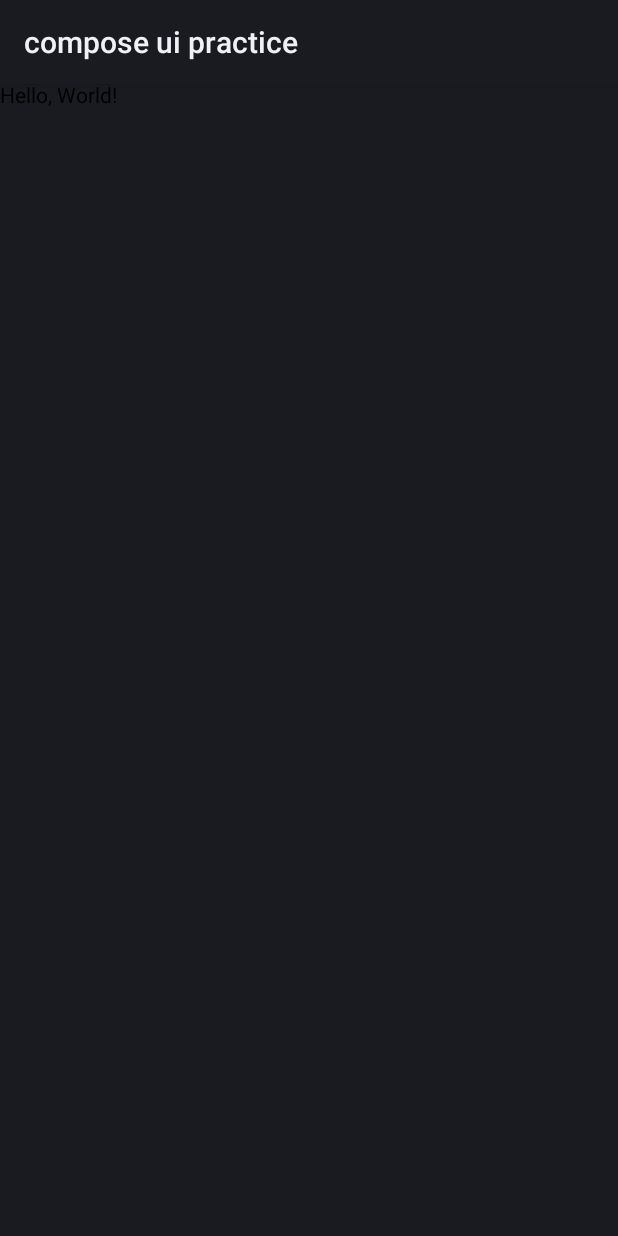
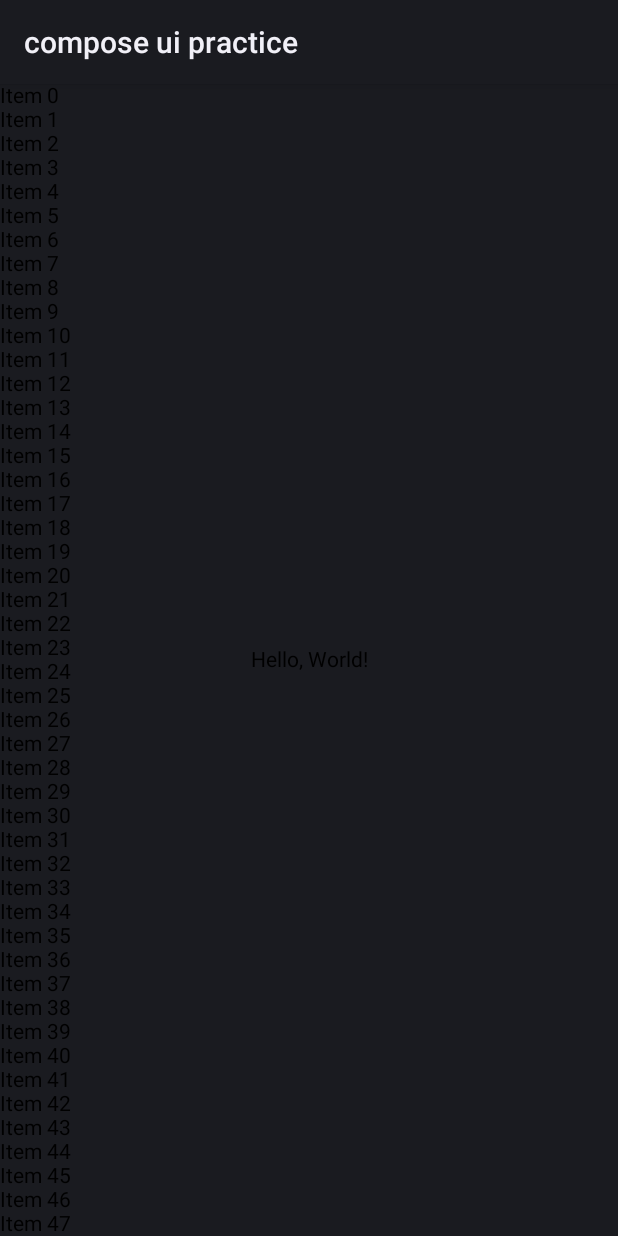
Before and after one commit to murjune/Murjune-Study-Test, an Android app built with Jetpack Compose: the screen it shows after launch (MainActivity), on a phone screen of 412 x 824 dp. Run offline under Robolectric (Android 15) with nearby library versions, the phone set to English and light mode, and no system bars.

Commit message:
study: 스크롤 Progress 에 따른 텍스트 크기 변환 학습
Co-Authored-By: Claude Sonnet 4.6 <noreply@anthropic.com>

```diff
--- a/compose-ui-practice/src/main/java/com/murjune/pratice/compose/ui/practice/MainActivity.kt
+++ b/compose-ui-practice/src/main/java/com/murjune/pratice/compose/ui/practice/MainActivity.kt
@@ -3,13 +3,98 @@ package com.murjune.pratice.compose.ui.practice
 import android.os.Bundle
 import androidx.activity.ComponentActivity
 import androidx.activity.compose.setContent
+import androidx.compose.foundation.layout.Box
+import androidx.compose.foundation.layout.Column
+import androidx.compose.foundation.layout.fillMaxSize
+import androidx.compose.foundation.layout.systemBarsPadding
+import androidx.compose.foundation.lazy.LazyColumn
+import androidx.compose.foundation.lazy.rememberLazyListState
+import androidx.compose.foundation.rememberScrollState
+import androidx.compose.foundation.verticalScroll
 import androidx.compose.material3.Text
+import androidx.compose.runtime.Composable
+import androidx.compose.ui.Alignment
+import androidx.compose.ui.Modifier
+import androidx.compose.ui.graphics.graphicsLayer
+import androidx.compose.ui.unit.fontscaling.MathUtils.lerp
 
 class MainActivity : ComponentActivity() {
     override fun onCreate(savedInstanceState: Bundle?) {
         super.onCreate(savedInstanceState)
         setContent {
-            Text(text = "Hello, World!")
+            NormalScrollProgressSample()
         }
     }
 }
+
+@Composable
+fun NormalScrollProgressSample() {
+    val scrollState = rememberScrollState()
+
+    // 0~1 스크롤 progress
+    val progress = (scrollState.value.toFloat() / scrollState.maxValue)
+        .coerceIn(0f, 1f)
+
+    Column(
+        modifier = Modifier
+            .systemBarsPadding()
+            .fillMaxSize()
+            .verticalScroll(scrollState)
+    ) {
+        repeat(100) {
+            Text("Item $it")
+        }
+    }
+    Box(
+        modifier = Modifier.fillMaxSize(),
+        contentAlignment = Alignment.Center,
+    ) {
+        Text(
+            text = "Hello, World!",
+            modifier = Modifier
+                .graphicsLayer {
+                    val minSize = 12f
+                    val maxSize = 24f
+                    val animated = lerp(minSize, maxSize, progress)
+                    val scale = animated / minSize
+                    scaleX = scale
+                    scaleY = scale
+                }
+        )
+    }
+}
+
+@Composable
+fun ScrollScalingText() {
+    val lazyListState = rememberLazyListState()
+    val scrollOffset = minOf(
+        200f, // 최대 스크롤 기준값 (조절 가능)
+        (lazyListState.firstVisibleItemScrollOffset +
+            lazyListState.firstVisibleItemIndex * 100).toFloat()
+    )
+    lazyListState.isScrollInProgress
+
+    // 12dp ~ 24dp에 해당하는 scale 변환
+
+    LazyColumn(state = lazyListState) {
+        val minSize = 12f
+        val maxSize = 24f
+        val progress = scrollOffset / 200f  // 0 ~ 1
+        item {
+            Text(
+                text = "Hello, World!",
+                modifier = Modifier
+                    .graphicsLayer {
+                        val animatedSize = lerp(minSize, maxSize, progress)
+                        val scale = animatedSize / minSize  // 12dp 기준 scale 계산
+                        scaleX = scale
+                        scaleY = scale
+                    }
+            )
+        }
+
+        items(100) {
+            Text("Item $it")
+        }
+    }
+}
```
